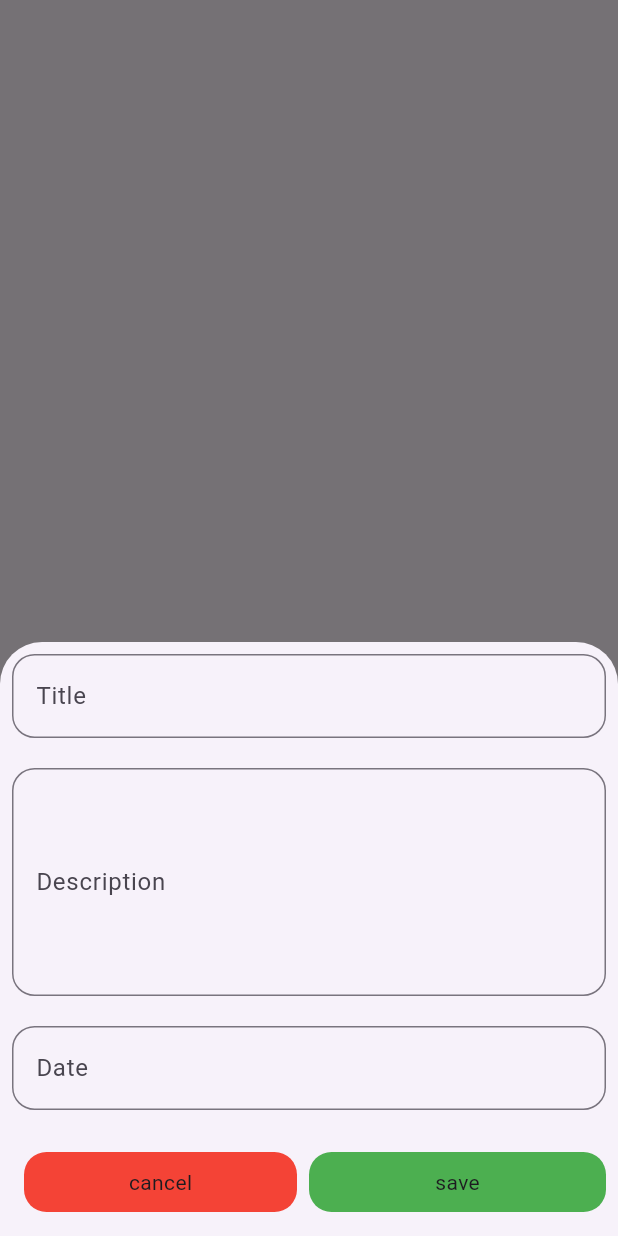
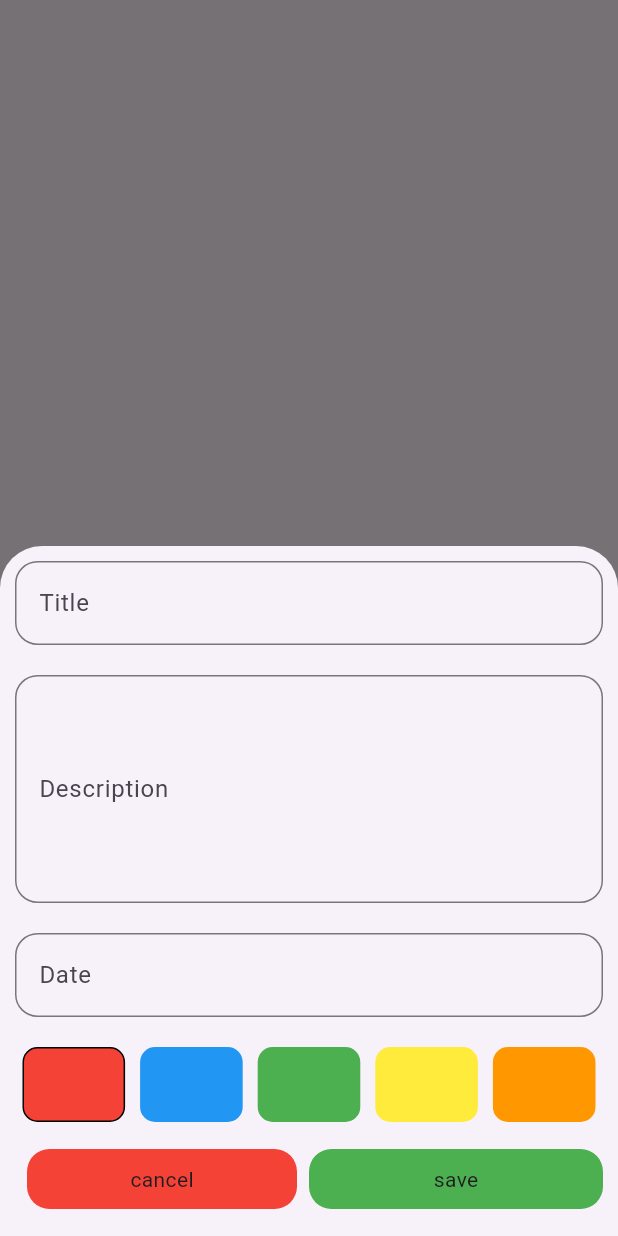
Before and after one commit to prasanth3004/noteapp, a Flutter app: the screen it shows after launch, after a tap on the "add" icon, on a phone screen of 412 x 824 dp. Run offline on Flutter 3.47's test engine with Material 3 defaults, Android fonts, the phone set to English and light mode, and no system bars; our stand-ins replace lottie, share_plus.

```diff
--- a/lib/main.dart
+++ b/lib/main.dart
@@ -10,6 +10,7 @@ class MyApp extends StatelessWidget {
   @override
   Widget build(BuildContext context) {
     return MaterialApp(
+      debugShowCheckedModeBanner: false,
       home: SplashScreen(),
     );
   }
--- /dev/null
+++ b/lib/utils/animation_constents.dart
@@ -0,0 +1,4 @@
+class AnimationConstents {
+  static const  SPLASH_NOTES='assets/annimations/Animation - 1721886064460.json';
+
+}
--- a/lib/view/dummydb.dart
+++ b/lib/view/dummydb.dart
@@ -1,6 +1,17 @@
+import 'package:flutter/material.dart';
+
 class Dummydb {
-  static List  notlist=[
 
+
+
+
+  static List<Map> notlist=[ ];
+  static List<Color> noteColors=[
+    Colors.red,
+    Colors.blue,
+    Colors.green,
+    Colors.yellow,
+    Colors.orange
   ];
 
 }
--- a/lib/view/home_screen/home_screen.dart
+++ b/lib/view/home_screen/home_screen.dart
@@ -1,10 +1,10 @@
 import 'package:flutter/material.dart';
+import 'package:noteapp/view/detail_screen/detail_screen.dart';
 import 'package:noteapp/view/dummydb.dart';
 import 'package:noteapp/view/home_screen/widgets/note_card.dart';
 
 class HomeScreen extends StatefulWidget {
   HomeScreen({super.key});
-
 
   @override
   State<HomeScreen> createState() => _HomeScreenState();
@@ -14,18 +14,41 @@ class _HomeScreenState extends State<HomeScreen> {
   TextEditingController titlecontroller = TextEditingController();
   TextEditingController descontroller = TextEditingController();
   TextEditingController datecontroller = TextEditingController();
+  int selectedIndex = 0;
   @override
   Widget build(BuildContext context) {
-    return Scaffold(
+    return SafeArea(
+      child: Scaffold(
         body: ListView.separated(
             padding: EdgeInsets.all(10),
-          itemBuilder: (context, index) => NoteCard(
-                title: titlecontroller.text,
-                des: descontroller.text,
-                date: datecontroller.text,
+            itemBuilder: (context, index) => InkWell(
+              onTap: () =>Navigator.push( context,MaterialPageRoute(builder: (context) => DetailScreen(title: Dummydb.notlist[index]['title'], des: Dummydb.notlist[index]['des'], date: Dummydb.notlist[index]['date'], detailColor: Dummydb.noteColors[Dummydb.notlist[index]['ColorIndex']],),)) ,
+              child: NoteCard(
+                 noteColor:Dummydb.noteColors[Dummydb.notlist[index]['ColorIndex']],
+              // from dummy db to notecard
+                    title: Dummydb.notlist[index]['title'],
+                    des: Dummydb.notlist[index]['des'],
+                    date: Dummydb.notlist[index]['date'],
                     ondelete: () {
+                      setState(() {
                         Dummydb.notlist.removeAt(index);
+                      });
                     },
+                    onedit: () {
+                      //controller is single
+                      selectedIndex=Dummydb.notlist[index]['ColorIndex'];
+
+                      titlecontroller.text = Dummydb.notlist[index]['title'];
+                      descontroller.text = Dummydb.notlist[index]['des'];
+                      datecontroller.text = Dummydb.notlist[index]['date'];
+                      //OR
+                      //  titlecontroller =TextEditingController(text: Dummydb.notlist[index]['title'] );
+                      //  titlecontroller =TextEditingController(text: Dummydb.notlist[index]['title'] );
+                      //  titlecontroller =TextEditingController(text: Dummydb.notlist[index]['title'] );
+                      customBttomSheet(context, isedit: true, itemindex: index);
+                    },
+
+                  ),
             ),
             separatorBuilder: (context, index) => SizedBox(
                   height: 10,
@@ -33,12 +56,36 @@ class _HomeScreenState extends State<HomeScreen> {
             itemCount: Dummydb.notlist.length),
         floatingActionButton: FloatingActionButton(
           onPressed: () {
-          showModalBottomSheet(
+           selectedIndex=0;
+
+            titlecontroller
+                .clear(); // to clear controller before opening bottoum sheet
+            descontroller.clear();
+            datecontroller.clear();
+
+            customBttomSheet(context);
+          },
+          child: Icon(Icons.add),
+        ),
+      ),
+    );
+  }
+
+//refatoring the methord//extract  methord
+  Future<dynamic> customBttomSheet(BuildContext context,
+      {bool isedit = false, int? itemindex}) {
+    return showModalBottomSheet(
         isScrollControlled: true,
         context: context,
         builder: (context) {
           return Padding(
-                  padding: const EdgeInsets.all(8.0),
+            padding: EdgeInsets.all(10),
+            child: Padding(
+              padding: EdgeInsets.only(
+                  bottom: MediaQuery.of(context)
+                      .viewInsets
+                      .bottom), //kannunna vare pading kodukkuka
+
               child: Column(
                 mainAxisSize: MainAxisSize.min,
                 crossAxisAlignment: CrossAxisAlignment.start,
@@ -82,6 +129,39 @@ class _HomeScreenState extends State<HomeScreen> {
                   SizedBox(
                     height: 20,
                   ),
+                  //build color section
+                  StatefulBuilder(
+                    builder: (context, SetColorState) => Row(
+                      children: List.generate(
+                          Dummydb.noteColors.length,
+                          (index) => Expanded(
+                                child: InkWell(
+                                  child: Container(
+                                    margin: EdgeInsets.symmetric(horizontal: 5),
+                                    height: 50,
+                                    width: 40,
+                                    decoration: BoxDecoration(
+                                      color: Dummydb.noteColors[index],
+                                      borderRadius: BorderRadius.circular(10),
+                                      border: selectedIndex == index
+                                          ? Border.all()
+                                          : null,
+                                    ),
+                                  ),
+                                  onTap: () {
+                                    selectedIndex = index;
+                                    SetColorState(
+                                      () {},
+                                    );
+                                  },
+                                ),
+                              )),
+                    ),
+                  ),
+
+                  SizedBox(
+                    height: 10,
+                  ),
                   Row(
                     mainAxisAlignment: MainAxisAlignment.center,
                     children: [
@@ -109,15 +189,21 @@ class _HomeScreenState extends State<HomeScreen> {
                       Expanded(
                         child: InkWell(
                           onTap: () {
-                                setState(() {
-                                  Dummydb.notlist.add({
+                            isedit
+                                ? Dummydb.notlist[itemindex!] = {
+                                    'title': titlecontroller.text,
+                                    'des': descontroller.text,
+                                    'date': datecontroller.text ,
+                                     'ColorIndex': selectedIndex
+                                  }
+                                : Dummydb.notlist.add({
                                     'title': titlecontroller.text,
                                     'des': descontroller.text,
                                     'date': datecontroller.text,
-                                  })
-                                  ;
+                                    'ColorIndex': selectedIndex
+                                  });
+                            setState(() {});
 
-                                });
                             Navigator.pop(context);
                           },
                           child: Container(
@@ -126,7 +212,8 @@ class _HomeScreenState extends State<HomeScreen> {
                               borderRadius: BorderRadius.circular(15),
                               color: Colors.green,
                             ),
-                                child: Center(child: Text('save')),
+                            child:
+                                Center(child: Text(isedit ? 'Update' : 'save')),
                           ),
                         ),
                       )
@@ -134,11 +221,8 @@ class _HomeScreenState extends State<HomeScreen> {
                   )
                 ],
               ),
+            ),
           );
         });
-        },
-        child: Icon(Icons.add),
-      ),
-    );
   }
 }
--- a/lib/view/splash_screen/splash_screen.dart
+++ b/lib/view/splash_screen/splash_screen.dart
@@ -1,5 +1,6 @@
 import 'package:flutter/material.dart';
 import 'package:lottie/lottie.dart';
+import 'package:noteapp/utils/animation_constents.dart';
 import 'package:noteapp/view/home_screen/home_screen.dart';
 
 class SplashScreen extends StatefulWidget {
@@ -28,7 +29,7 @@ class _SplashScreenState extends State<SplashScreen> {
     return Scaffold(
       body: Center(
           child: Lottie.asset(
-              'assets/annimations/Animation - 1721886064460.json')),
+              AnimationConstents.SPLASH_NOTES)),
     );
   }
 }
--- a/pubspec.yaml
+++ b/pubspec.yaml
@@ -36,6 +36,10 @@ dependencies:
   # Use with the CupertinoIcons class for iOS style icons.
   cupertino_icons: ^1.0.6
   lottie: ^3.1.2
+  share_plus: ^11.0.0
+  hive: ^2.2.3
+  hive_flutter: ^1.1.0
+
 
 dev_dependencies:
   flutter_test:
```
Also changed, not shown: lib/view/detail_screen/detail_screen.dart (added, +18 -0 lines), lib/view/home_screen/widgets/note_card.dart (+28 -18 lines), pubspec.lock, 6 other files. Lines whose indentation alone changed are shown as unchanged.
